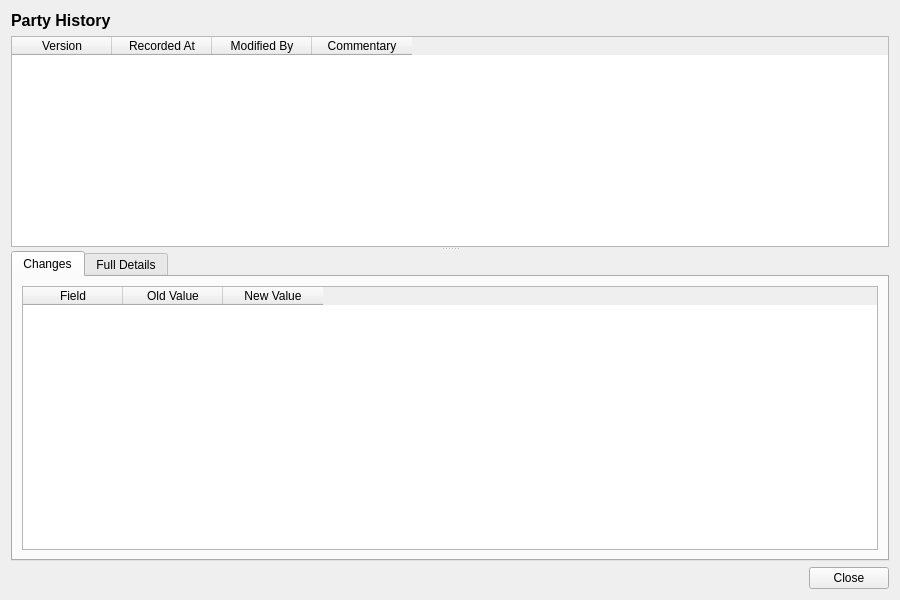
The window that projects/ores.qt/party/ui/PartyHistoryDialog.ui (OreStudio/OreStudio) describes before a commit, drawn with Qt 5.
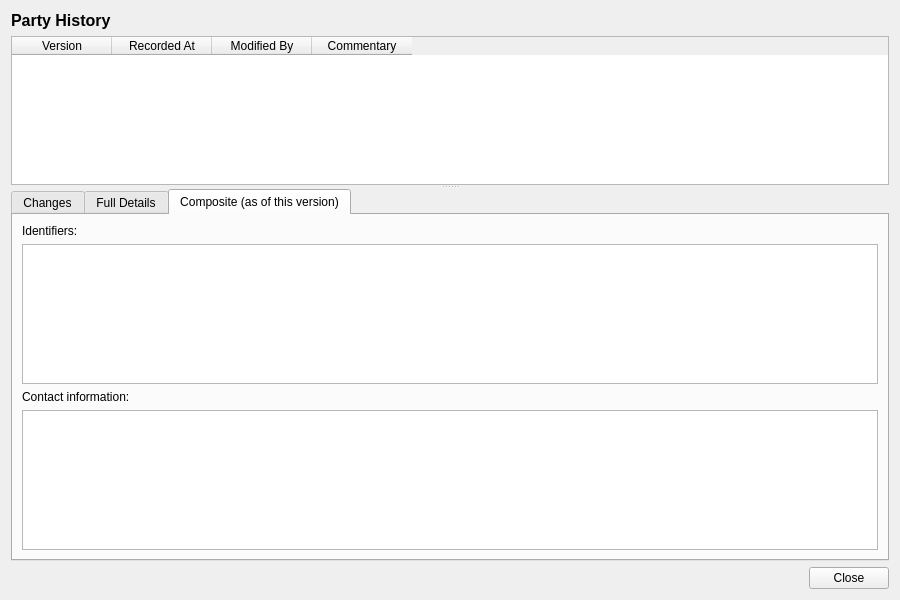
The same window after the commit. The open tabs and pages were chosen to show the change.

Commit message: [qt,nats] Composite history dialog: show children as of a version

The edit to the form file:
```diff
--- a/projects/ores.qt/party/ui/PartyHistoryDialog.ui
+++ b/projects/ores.qt/party/ui/PartyHistoryDialog.ui
@@ -312,6 +312,41 @@
            </item>
           </layout>
          </widget>
+         <widget class="QWidget" name="compositeTab">
+          <attribute name="title">
+           <string>Composite (as of this version)</string>
+          </attribute>
+          <layout class="QVBoxLayout" name="compositeTabLayout">
+           <item>
+            <widget class="QLabel" name="compositeIdentifiersLabel">
+             <property name="text">
+              <string>Identifiers:</string>
+             </property>
+            </widget>
+           </item>
+           <item>
+            <widget class="QListWidget" name="compositeIdentifiersListWidget">
+             <property name="editTriggers">
+              <set>QAbstractItemView::NoEditTriggers</set>
+             </property>
+            </widget>
+           </item>
+           <item>
+            <widget class="QLabel" name="compositeContactsLabel">
+             <property name="text">
+              <string>Contact information:</string>
+             </property>
+            </widget>
+           </item>
+           <item>
+            <widget class="QListWidget" name="compositeContactsListWidget">
+             <property name="editTriggers">
+              <set>QAbstractItemView::NoEditTriggers</set>
+             </property>
+            </widget>
+           </item>
+          </layout>
+         </widget>
         </widget>
        </item>
       </layout>
```
The commit also changes 15 other files.
